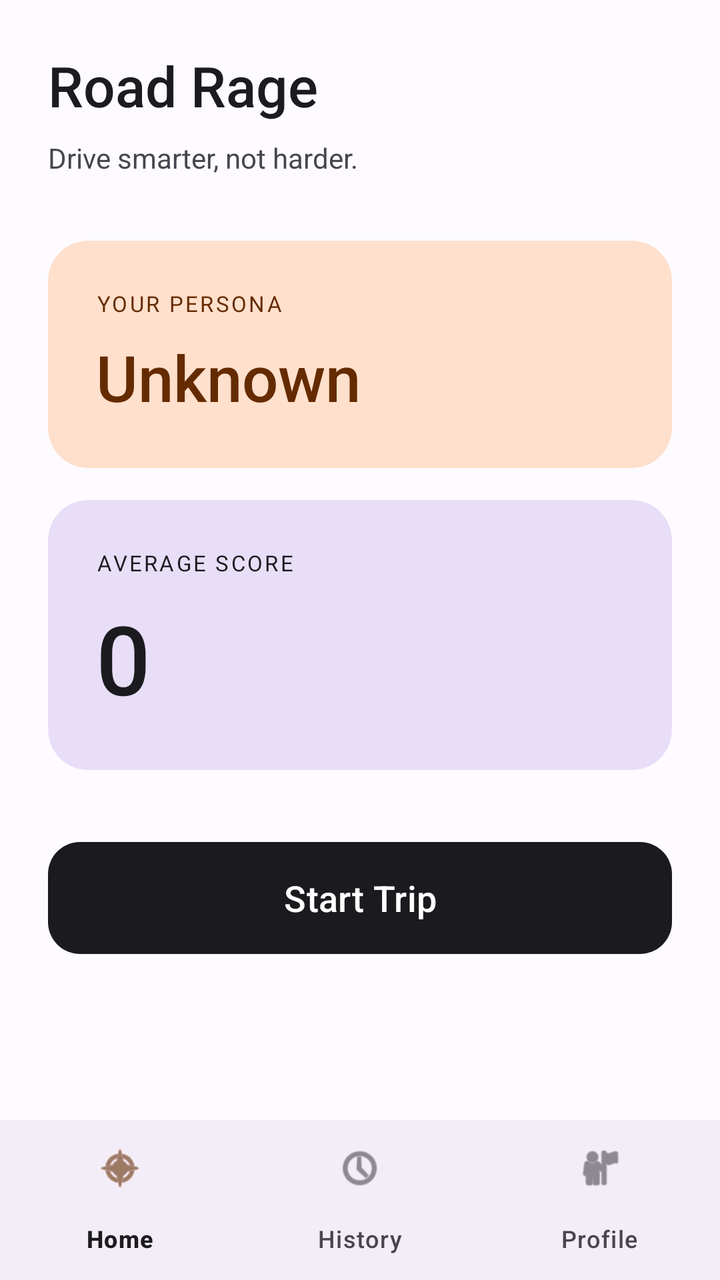
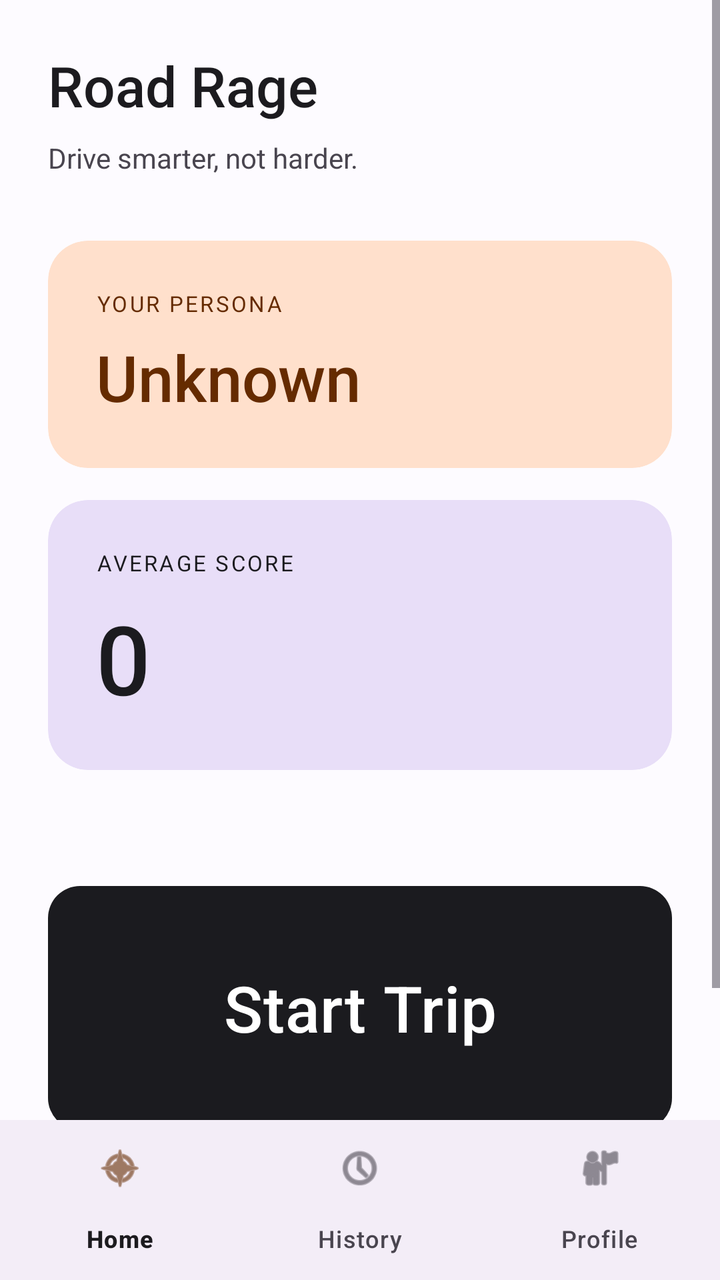

Screens rendered from an Android XML layout before and after an edit, with the pre-edit source and the edit as a unified diff.
<!-- AndroidManifest.xml: application theme Theme.RoadRageGroup5 -->
<!-- res/layout/activity_home.xml -->
<?xml version="1.0" encoding="utf-8"?>
<LinearLayout xmlns:android="http://schemas.android.com/apk/res/android"
    xmlns:app="http://schemas.android.com/apk/res-auto"
    android:layout_width="match_parent"
    android:layout_height="match_parent"
    android:orientation="vertical"
    android:background="?attr/colorSurface">

    <ScrollView
        android:layout_width="match_parent"
        android:layout_height="0dp"
        android:layout_weight="1">

        <LinearLayout
            android:layout_width="match_parent"
            android:layout_height="wrap_content"
            android:orientation="vertical"
            android:padding="24dp">

        <TextView
            android:layout_width="wrap_content"
            android:layout_height="wrap_content"
            android:text="Road Rage"
            android:textSize="28sp"
            android:textColor="?attr/colorOnBackground"
            android:fontFamily="sans-serif-medium"
            android:layout_marginBottom="8dp"/>

        <TextView
            android:layout_width="wrap_content"
            android:layout_height="wrap_content"
            android:text="Drive smarter, not harder."
            android:textSize="14sp"
            android:textColor="?attr/colorOnSurfaceVariant"
            android:layout_marginBottom="32dp"/>

        
        <com.google.android.material.card.MaterialCardView
            android:layout_width="match_parent"
            android:layout_height="wrap_content"
            app:cardCornerRadius="20dp"
            app:cardElevation="0dp"
            app:strokeWidth="0dp"
            android:backgroundTint="?attr/colorSecondaryContainer"
            android:layout_marginBottom="16dp">

            <LinearLayout
                android:layout_width="match_parent"
                android:layout_height="wrap_content"
                android:orientation="vertical"
                android:padding="24dp">

                <TextView
                    android:layout_width="wrap_content"
                    android:layout_height="wrap_content"
                    android:text="YOUR PERSONA"
                    android:textSize="11sp"
                    android:letterSpacing="0.1"
                    android:textColor="?attr/colorOnSecondaryContainer"
                    android:layout_marginBottom="8dp"/>

                <TextView
                    android:id="@+id/tv_persona"
                    android:layout_width="wrap_content"
                    android:layout_height="wrap_content"
                    android:text="Unknown"
                    android:textSize="32sp"
                    android:fontFamily="sans-serif-medium"
                    android:textColor="?attr/colorOnSecondaryContainer"/>
            </LinearLayout>
        </com.google.android.material.card.MaterialCardView>

        
        <com.google.android.material.card.MaterialCardView
            android:layout_width="match_parent"
            android:layout_height="wrap_content"
            app:cardCornerRadius="20dp"
            app:cardElevation="0dp"
            app:strokeWidth="0dp"
            android:backgroundTint="?attr/colorPrimaryContainer"
            android:layout_marginBottom="32dp">

            <LinearLayout
                android:layout_width="match_parent"
                android:layout_height="wrap_content"
                android:orientation="vertical"
                android:padding="24dp">

                <TextView
                    android:layout_width="wrap_content"
                    android:layout_height="wrap_content"
                    android:text="AVERAGE SCORE"
                    android:textSize="11sp"
                    android:letterSpacing="0.1"
                    android:textColor="?attr/colorOnPrimaryContainer"
                    android:layout_marginBottom="8dp"/>

                <TextView
                    android:id="@+id/tv_avg_score"
                    android:layout_width="wrap_content"
                    android:layout_height="wrap_content"
                    android:text="0"
                    android:textSize="48sp"
                    android:fontFamily="sans-serif-medium"
                    android:textColor="?attr/colorOnPrimaryContainer"/>
            </LinearLayout>
        </com.google.android.material.card.MaterialCardView>

        <com.google.android.material.button.MaterialButton
            android:id="@+id/btn_start_trip"
            android:layout_width="match_parent"
            android:layout_height="64dp"
            android:text="Start Trip"
            android:textSize="18sp"
            app:cornerRadius="16dp"
            android:layout_marginBottom="32dp"/>

        </LinearLayout>
    </ScrollView>

    <com.google.android.material.bottomnavigation.BottomNavigationView
        android:id="@+id/bottom_nav"
        android:layout_width="match_parent"
        android:layout_height="wrap_content"
        app:menu="@menu/bottom_nav_menu"/>

</LinearLayout>
<!-- resources referenced by this layout -->
<resources>
  <style name="Theme.RoadRageGroup5" parent="Theme.Material3.DayNight.NoActionBar">
          
          <item name="colorPrimary">@color/md_theme_primary</item>
          <item name="colorOnPrimary">@color/md_theme_on_primary</item>
          <item name="colorPrimaryContainer">@color/md_theme_primary_container</item>
          <item name="colorOnPrimaryContainer">@color/md_theme_on_primary_container</item>
  
          
          <item name="colorSecondary">@color/md_theme_secondary</item>
          <item name="colorOnSecondary">@color/md_theme_on_secondary</item>
          <item name="colorSecondaryContainer">@color/md_theme_secondary_container</item>
          <item name="colorOnSecondaryContainer">@color/md_theme_on_secondary_container</item>
  
          
          <item name="colorTertiary">@color/md_theme_tertiary</item>
          <item name="colorOnTertiary">@color/md_theme_on_tertiary</item>
          <item name="colorTertiaryContainer">@color/md_theme_tertiary_container</item>
          <item name="colorOnTertiaryContainer">@color/md_theme_on_tertiary_container</item>
  
          
          <item name="colorError">@color/md_theme_error</item>
          <item name="colorOnError">@color/md_theme_on_error</item>
          <item name="colorErrorContainer">@color/md_theme_error_container</item>
          <item name="colorOnErrorContainer">@color/md_theme_on_error_container</item>
  
          
          <item name="android:colorBackground">@color/md_theme_background</item>
          <item name="colorOnBackground">@color/md_theme_on_background</item>
          <item name="colorSurface">@color/md_theme_surface</item>
          <item name="colorOnSurface">@color/md_theme_on_surface</item>
          <item name="colorSurfaceVariant">@color/md_theme_surface_variant</item>
          <item name="colorOnSurfaceVariant">@color/md_theme_on_surface_variant</item>
  
          
          <item name="colorOutline">#79747E</item>
          <item name="colorOutlineVariant">#CAC7D0</item>
      </style>
  <color name="md_theme_primary">#1B1B1F</color>
  <color name="md_theme_on_primary">#FFFFFF</color>
  <color name="md_theme_primary_container">#E8DEF8</color>
  <color name="md_theme_on_primary_container">#1B1B1F</color>
  <color name="md_theme_secondary">#FF6B35</color>
  <color name="md_theme_on_secondary">#FFFFFF</color>
  <color name="md_theme_secondary_container">#FFE0CC</color>
  <color name="md_theme_on_secondary_container">#652B00</color>
  <color name="md_theme_tertiary">#006A6C</color>
  <color name="md_theme_on_tertiary">#FFFFFF</color>
  <color name="md_theme_tertiary_container">#A0F0F2</color>
  <color name="md_theme_on_tertiary_container">#002020</color>
  <color name="md_theme_error">#B3261E</color>
  <color name="md_theme_on_error">#FFFFFF</color>
  <color name="md_theme_error_container">#F9DEDC</color>
  <color name="md_theme_on_error_container">#410E0B</color>
  <color name="md_theme_background">#FDFBFF</color>
  <color name="md_theme_on_background">#1C1B1F</color>
  <color name="md_theme_surface">#FDFBFF</color>
  <color name="md_theme_on_surface">#1C1B1F</color>
  <color name="md_theme_surface_variant">#E7E0EC</color>
  <color name="md_theme_on_surface_variant">#49454F</color>
</resources>

<!-- the commit's change to res/layout/activity_home.xml (unified diff, before → after) -->
@@ -109,11 +109,13 @@
         <com.google.android.material.button.MaterialButton
             android:id="@+id/btn_start_trip"
             android:layout_width="match_parent"
-            android:layout_height="64dp"
+            android:layout_height="130dp"
             android:text="Start Trip"
-            android:textSize="18sp"
+            android:textSize="32sp"
             app:cornerRadius="16dp"
-            android:layout_marginBottom="32dp"/>
+            android:layout_marginBottom="42dp"
+            android:layout_marginTop="22dp"
+            />
 
         </LinearLayout>
     </ScrollView>
